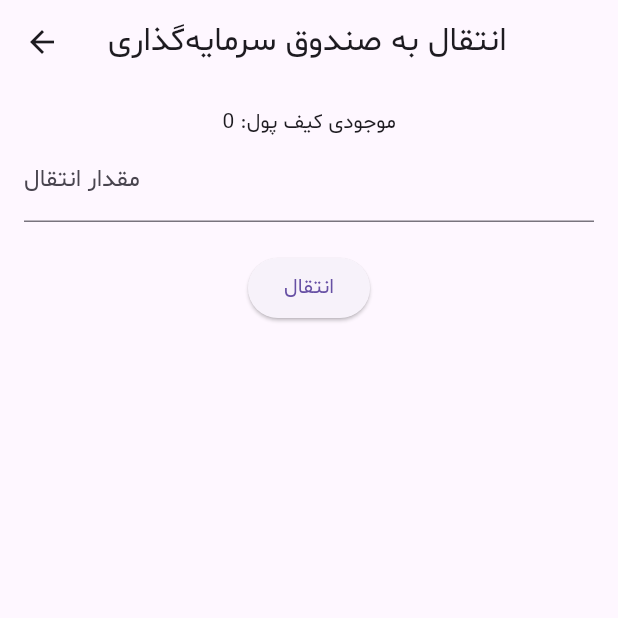
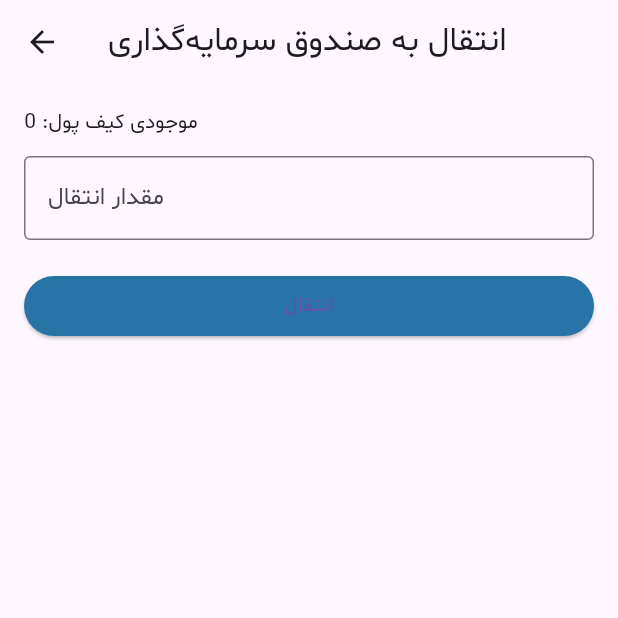
Before and after one commit to hoji118nsi-collab/Shayan-2nd-new-wallet, a Flutter app: the TransferToInvestmentPage screen opened directly with empty values, on a phone screen of 412 x 824 dp, the top half of it. Run offline on Flutter 3.47's test engine with Material 3 defaults, Android fonts, the phone set to English and light mode, and no system bars; our stand-ins replace assets_audio_player, fl_chart, hive, hive_flutter; missing offline and left inert: persian_datetime_picker; accounts and stored records are empty; generated files the repository leaves out were written again.

Commit message:
Update transfer_to_investment_page.dart

```diff
--- a/lib/pages/transfer_to_investment_page.dart
+++ b/lib/pages/transfer_to_investment_page.dart
@@ -5,7 +5,7 @@ import '../models/investment.dart';
 
 class TransferToInvestmentPage extends StatefulWidget {
   final int walletAmount;
-  TransferToInvestmentPage({required this.walletAmount});
+  const TransferToInvestmentPage({Key? key, required this.walletAmount}) : super(key: key);
 
   @override
   _TransferToInvestmentPageState createState() => _TransferToInvestmentPageState();
@@ -15,17 +15,18 @@ class _TransferToInvestmentPageState extends State<TransferToInvestmentPage> {
   final TextEditingController _controller = TextEditingController();
 
   void transfer() {
-    int amount = int.tryParse(_controller.text) ?? 0;
+    final int amount = int.tryParse(_controller.text) ?? 0;
     if (amount <= 0 || amount > widget.walletAmount) {
       ScaffoldMessenger.of(context).showSnackBar(
-        SnackBar(content: Text('مقدار نامعتبر است!')),
+        const SnackBar(content: Text('مقدار نامعتبر است!')),
       );
       return;
     }
 
     final investBox = Hive.box<Investment>('investments');
     if (investBox.isEmpty) investBox.add(Investment(amount: 0));
-    int currentInvestment = investBox.getAt(0)!.amount;
+
+    final currentInvestment = investBox.getAt(0)?.amount ?? 0;
     investBox.putAt(0, Investment(amount: currentInvestment + amount));
 
     final transactionsBox = Hive.box<Transaction>('transactions');
@@ -45,21 +46,27 @@ class _TransferToInvestmentPageState extends State<TransferToInvestmentPage> {
   @override
   Widget build(BuildContext context) {
     return Scaffold(
-      appBar: AppBar(title: Text('انتقال به صندوق سرمایه‌گذاری')),
+      appBar: AppBar(title: const Text('انتقال به صندوق سرمایه‌گذاری')),
       body: Padding(
-        padding: EdgeInsets.all(16),
+        padding: const EdgeInsets.all(16),
         child: Column(
+          crossAxisAlignment: CrossAxisAlignment.stretch,
           children: [
             Text('موجودی کیف پول: ${widget.walletAmount}'),
+            const SizedBox(height: 12),
             TextField(
               controller: _controller,
               keyboardType: TextInputType.number,
-              decoration: InputDecoration(labelText: 'مقدار انتقال'),
+              decoration: const InputDecoration(
+                labelText: 'مقدار انتقال',
+                border: OutlineInputBorder(),
+              ),
             ),
-            SizedBox(height: 20),
+            const SizedBox(height: 20),
             ElevatedButton(
               onPressed: transfer,
-              child: Text('انتقال'),
+              style: ElevatedButton.styleFrom(backgroundColor: const Color(0xFF2874A6)),
+              child: const Text('انتقال'),
             ),
           ],
         ),
```
